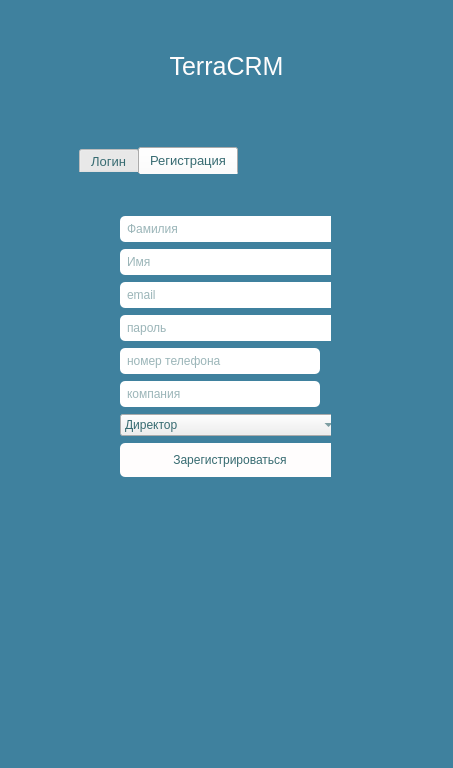
The window that LoginWindow.ui (Barnaga/TerraCRM) describes before a commit, drawn with Qt 5.
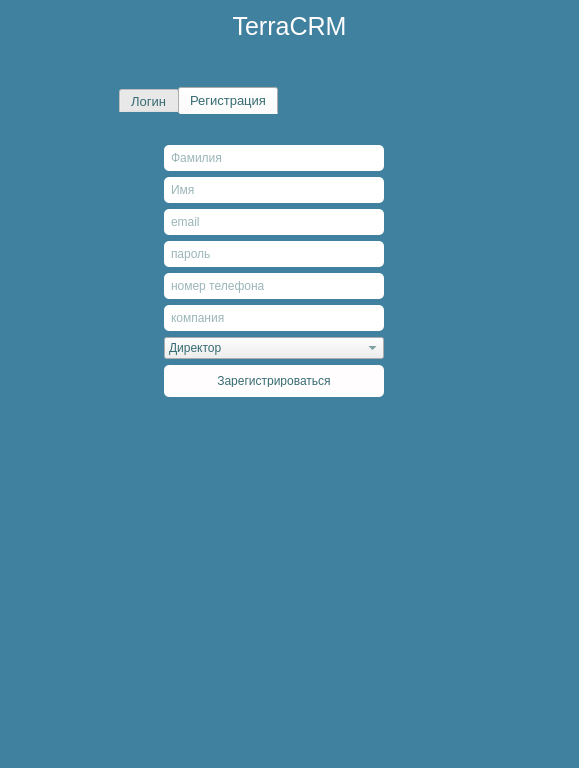
The same window after the commit. The open tabs and pages were chosen to show the change.

Diff of the .ui file:
```diff
--- a/LoginWindow.ui
+++ b/LoginWindow.ui
@@ -6,7 +6,7 @@
    <rect>
     <x>0</x>
     <y>0</y>
-    <width>453</width>
+    <width>579</width>
     <height>768</height>
    </rect>
   </property>
@@ -43,7 +43,7 @@
 	font-size: 25px;
     color: rgb(255, 253, 253);
 }
- .QLabel#errorLlb{
+ .QLabel#errorLlb,  .QLabel#errorLlbReg{
 	font-size: 20px;
 }
 
@@ -91,22 +91,6 @@
       <property name="sizeConstraint">
        <enum>QLayout::SizeConstraint::SetMaximumSize</enum>
       </property>
-      <item>
-       <spacer name="verticalSpacer_2">
-        <property name="orientation">
-         <enum>Qt::Orientation::Vertical</enum>
-        </property>
-        <property name="sizeType">
-         <enum>QSizePolicy::Policy::Fixed</enum>
-        </property>
-        <property name="sizeHint" stdset="0">
-         <size>
-          <width>20</width>
-          <height>40</height>
-         </size>
-        </property>
-       </spacer>
-      </item>
       <item>
        <widget class="QLabel" name="nameCompany">
         <property name="sizePolicy">
@@ -136,7 +120,7 @@
        </widget>
       </item>
       <item>
-       <spacer name="verticalSpacer">
+       <spacer name="verticalSpacer_2">
         <property name="orientation">
          <enum>Qt::Orientation::Vertical</enum>
         </property>
@@ -146,12 +130,12 @@
         <property name="sizeHint" stdset="0">
          <size>
           <width>20</width>
-          <height>60</height>
+          <height>40</height>
          </size>
         </property>
        </spacer>
       </item>
-      <item alignment="Qt::AlignmentFlag::AlignHCenter|Qt::AlignmentFlag::AlignVCenter">
+      <item alignment="Qt::AlignmentFlag::AlignHCenter">
        <widget class="QTabWidget" name="tabWidget">
         <property name="sizePolicy">
          <sizepolicy hsizetype="Maximum" vsizetype="Maximum">
@@ -161,7 +145,7 @@
         </property>
         <property name="minimumSize">
          <size>
-          <width>300</width>
+          <width>350</width>
           <height>600</height>
          </size>
         </property>
@@ -312,14 +296,14 @@
          <widget class="QWidget" name="layoutWidget">
           <property name="geometry">
            <rect>
-            <x>35</x>
-            <y>30</y>
-            <width>222</width>
-            <height>291</height>
+            <x>20</x>
+            <y>20</y>
+            <width>281</width>
+            <height>309</height>
            </rect>
           </property>
           <layout class="QVBoxLayout" name="verticalLayout_2">
-           <item>
+           <item alignment="Qt::AlignmentFlag::AlignHCenter">
             <widget class="QLineEdit" name="regSurnameEdit">
              <property name="sizePolicy">
               <sizepolicy hsizetype="Maximum" vsizetype="Fixed">
@@ -344,7 +328,7 @@
              </property>
             </widget>
            </item>
-           <item>
+           <item alignment="Qt::AlignmentFlag::AlignHCenter">
             <widget class="QLineEdit" name="regNameEdit">
              <property name="sizePolicy">
               <sizepolicy hsizetype="Maximum" vsizetype="Fixed">
@@ -369,7 +353,7 @@
              </property>
             </widget>
            </item>
-           <item>
+           <item alignment="Qt::AlignmentFlag::AlignHCenter">
             <widget class="QLineEdit" name="regEmailEdit">
              <property name="sizePolicy">
               <sizepolicy hsizetype="Maximum" vsizetype="Fixed">
@@ -388,7 +372,7 @@
              </property>
             </widget>
            </item>
-           <item>
+           <item alignment="Qt::AlignmentFlag::AlignHCenter">
             <widget class="QLineEdit" name="regPasswordEdit">
              <property name="sizePolicy">
               <sizepolicy hsizetype="Maximum" vsizetype="Fixed">
@@ -407,21 +391,51 @@
              </property>
             </widget>
            </item>
-           <item>
+           <item alignment="Qt::AlignmentFlag::AlignHCenter">
             <widget class="QLineEdit" name="phoneEdit">
+             <property name="sizePolicy">
+              <sizepolicy hsizetype="Expanding" vsizetype="Fixed">
+               <horstretch>0</horstretch>
+               <verstretch>0</verstretch>
+              </sizepolicy>
+             </property>
+             <property name="minimumSize">
+              <size>
+               <width>220</width>
+               <height>0</height>
+              </size>
+             </property>
+             <property name="maximumSize">
+              <size>
+               <width>220</width>
+               <height>16777215</height>
+              </size>
+             </property>
              <property name="placeholderText">
               <string>номер телефона</string>
              </property>
             </widget>
            </item>
-           <item>
+           <item alignment="Qt::AlignmentFlag::AlignHCenter">
             <widget class="QLineEdit" name="companyEdit">
+             <property name="minimumSize">
+              <size>
+               <width>220</width>
+               <height>0</height>
+              </size>
+             </property>
+             <property name="maximumSize">
+              <size>
+               <width>220</width>
+               <height>16777215</height>
+              </size>
+             </property>
              <property name="placeholderText">
               <string>компания</string>
              </property>
             </widget>
            </item>
-           <item>
+           <item alignment="Qt::AlignmentFlag::AlignHCenter">
             <widget class="QComboBox" name="roleBox">
              <property name="sizePolicy">
               <sizepolicy hsizetype="Minimum" vsizetype="Fixed">
@@ -435,6 +449,12 @@
                <height>0</height>
               </size>
              </property>
+             <property name="maximumSize">
+              <size>
+               <width>220</width>
+               <height>16777215</height>
+              </size>
+             </property>
              <item>
               <property name="text">
                <string>Директор</string>
@@ -467,7 +487,7 @@
              </item>
             </widget>
            </item>
-           <item>
+           <item alignment="Qt::AlignmentFlag::AlignHCenter">
             <widget class="QPushButton" name="registerBtn">
              <property name="sizePolicy">
               <sizepolicy hsizetype="Maximum" vsizetype="Maximum">
@@ -486,11 +506,34 @@
              </property>
             </widget>
            </item>
+           <item>
+            <widget class="QLabel" name="errorLblReg">
+             <property name="text">
+              <string/>
+             </property>
+            </widget>
+           </item>
           </layout>
          </widget>
         </widget>
        </widget>
       </item>
+      <item>
+       <spacer name="verticalSpacer">
+        <property name="orientation">
+         <enum>Qt::Orientation::Vertical</enum>
+        </property>
+        <property name="sizeType">
+         <enum>QSizePolicy::Policy::Fixed</enum>
+        </property>
+        <property name="sizeHint" stdset="0">
+         <size>
+          <width>20</width>
+          <height>60</height>
+         </size>
+        </property>
+       </spacer>
+      </item>
      </layout>
     </item>
    </layout>
```
Left out of the diff: 22 changed lines with no effect on the pictures.
